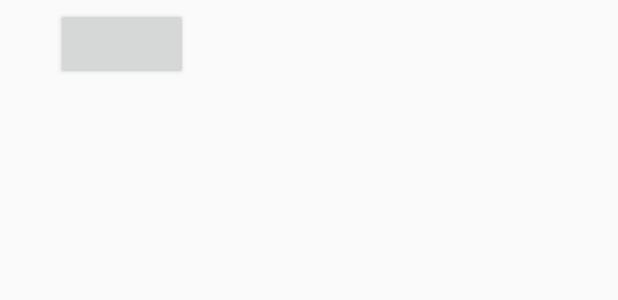
After one commit to hazzatun1/screen_off_service, an Android app: the layout save_list.xml on its own in the app's theme, with its tools: preview values and no code run, on a phone screen of 412 x 824 dp. The commit adds this screen. Shown: the top 300 px of the screen. Run offline under Robolectric (Android 15) with nearby library versions, the phone set to English and light mode, and no system bars.

Commit message:
new func added

```diff
--- a/app/build.gradle
+++ b/app/build.gradle
@@ -4,7 +4,7 @@ android {
     compileSdkVersion 28
     defaultConfig {
         applicationId "com.bandhan.hazzatun.mytasbeeh"
-        minSdkVersion 14
+        minSdkVersion 16
         targetSdkVersion 28
         versionCode 1
         versionName "1.0"
--- a/app/src/main/AndroidManifest.xml
+++ b/app/src/main/AndroidManifest.xml
@@ -9,7 +9,7 @@
         android:roundIcon="@mipmap/ic_launcher_round"
         android:supportsRtl="true"
         android:theme="@style/AppTheme">
-        <activity android:name=".CAdapter" />
+        <activity android:name=".open_page"></activity>
         <activity android:name=".MainActivity">
             <intent-filter>
                 <action android:name="android.intent.action.MAIN" />
--- /dev/null
+++ b/app/src/main/res/layout/save_list.xml
@@ -0,0 +1,33 @@
+
+
+<LinearLayout xmlns:android="http://schemas.android.com/apk/res/android"
+    android:layout_width="match_parent"
+    android:layout_height="wrap_content"
+    android:id="@+id/tv"
+    android:orientation="horizontal">
+
+    <TextView
+        android:id="@+id/id"
+        android:layout_width="wrap_content"
+        android:layout_height="wrap_content"
+        android:layout_margin="5dp"/>
+    <TextView
+        android:id="@+id/name"
+        android:layout_width="wrap_content"
+        android:layout_height="wrap_content"
+        android:layout_margin="5dp"/>
+    <TextView
+        android:id="@+id/count"
+        android:layout_width="wrap_content"
+        android:layout_height="wrap_content"
+        android:layout_margin="5dp"
+        />
+
+    <Button
+        android:id="@+id/resume"
+        android:layout_width="wrap_content"
+        android:layout_height="wrap_content"
+        android:layout_margin="5dp"
+        android:gravity="right"/>
+
+</LinearLayout>
```
Also changed, not shown: app/src/main/java/com/bandhan/hazzatun/mytasbeeh/CustomAdapter.java (added, +111 -0 lines), app/src/main/java/com/bandhan/hazzatun/mytasbeeh/Database.java (+28 -0 lines), app/src/main/java/com/bandhan/hazzatun/mytasbeeh/MainActivity.java (+7 -10 lines), app/src/main/java/com/bandhan/hazzatun/mytasbeeh/open_page.java (added, +92 -0 lines), app/src/main/java/com/bandhan/hazzatun/mytasbeeh/viewConst.java (added, +52 -0 lines), app/src/main/res/layout/activity_open_page.xml (added, +22 -0 lines).
